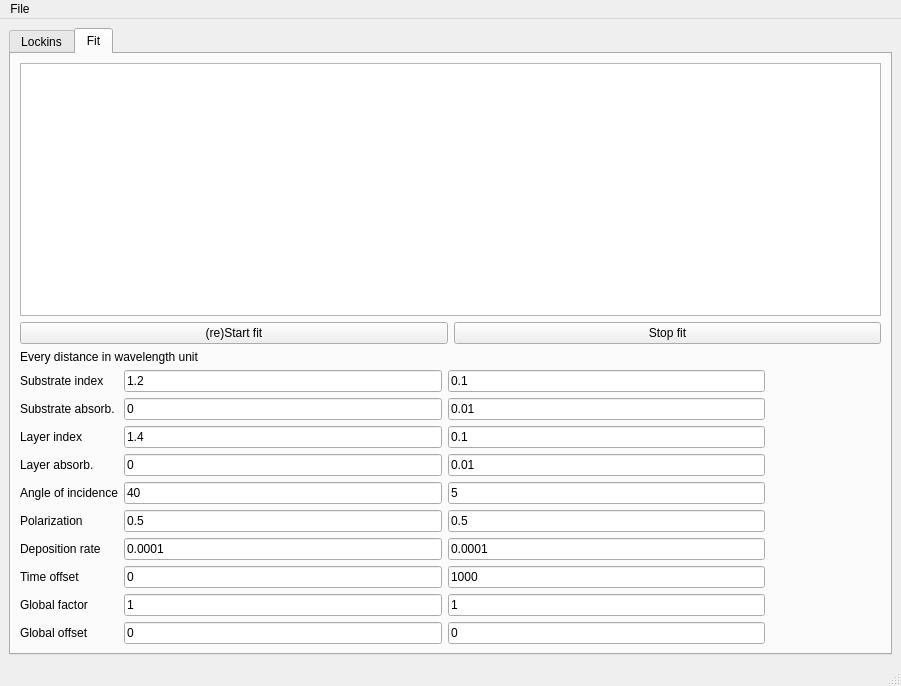
This is mainwindow.ui in antigol/interfit2 as Qt 5 draws it before an edit. The edited form follows.
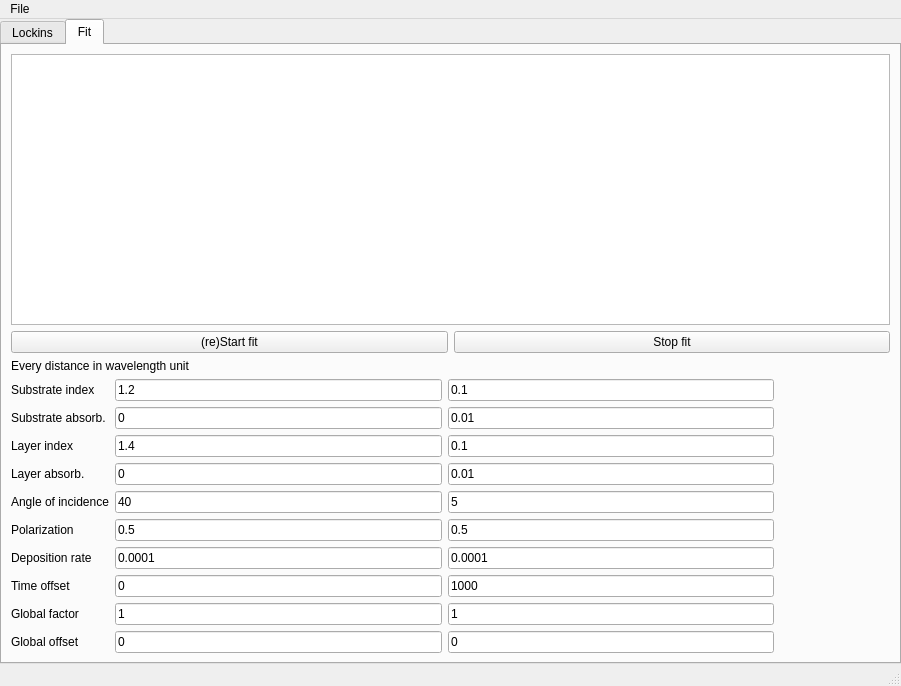
This is the edited form. Custom widgets are drawn as their Qt base class.

Patch:
```diff
--- a/mainwindow.ui
+++ b/mainwindow.ui
@@ -15,6 +15,18 @@
   </property>
   <widget class="QWidget" name="centralwidget">
    <layout class="QVBoxLayout" name="verticalLayout">
+    <property name="leftMargin">
+     <number>0</number>
+    </property>
+    <property name="topMargin">
+     <number>0</number>
+    </property>
+    <property name="rightMargin">
+     <number>0</number>
+    </property>
+    <property name="bottomMargin">
+     <number>0</number>
+    </property>
     <item>
      <widget class="QTabWidget" name="tabWidget">
       <property name="currentIndex">
```
Left out of the diff: 12 changed lines with no effect on the pictures.
